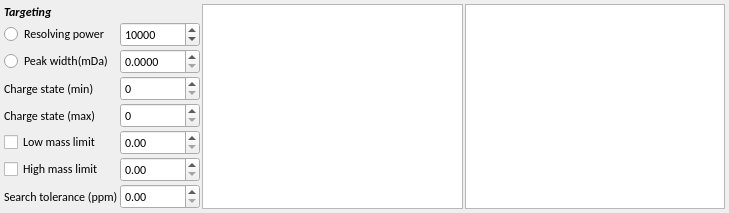
The window that src/adplugins/qtwidgets/targetform.ui (qtplatz/qtplatz) describes before a commit, drawn with Qt 5.
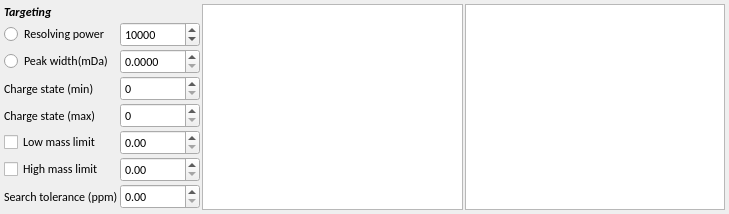
The same window after the commit.

The edit to the form file:
```diff
--- a/src/adplugins/qtwidgets/targetform.ui
+++ b/src/adplugins/qtwidgets/targetform.ui
@@ -7,9 +7,15 @@
     <x>0</x>
     <y>0</y>
     <width>729</width>
-    <height>194</height>
+    <height>214</height>
    </rect>
   </property>
+  <property name="sizePolicy">
+   <sizepolicy hsizetype="Preferred" vsizetype="Preferred">
+    <horstretch>0</horstretch>
+    <verstretch>0</verstretch>
+   </sizepolicy>
+  </property>
   <property name="windowTitle">
    <string>Form</string>
   </property>
```
